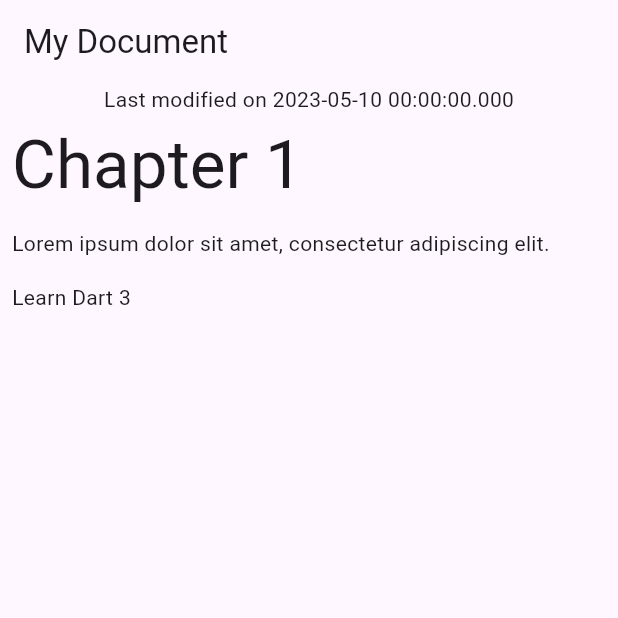
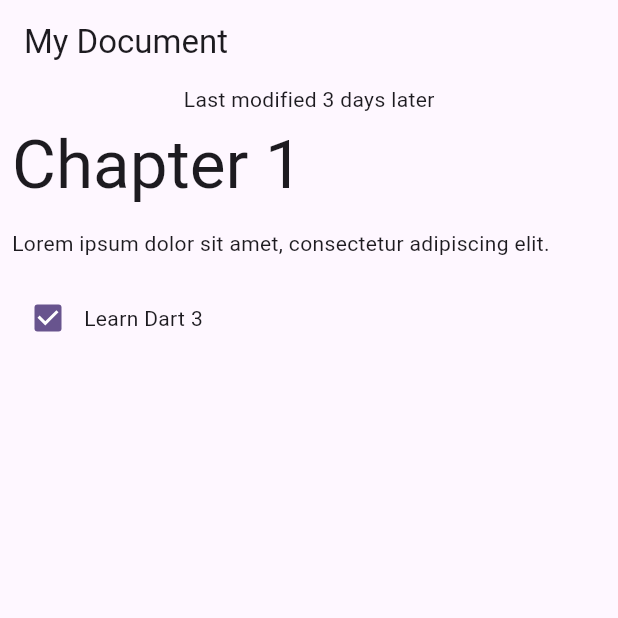
Before and after one commit to chuanhao01/learn-flutter, a Flutter app: the screen it shows after launch, on a phone screen of 412 x 824 dp, the top half of it. Run offline on Flutter 3.47's test engine with Material 3 defaults, Android fonts, the phone set to English and light mode, and no system bars.

Commit message:
[feat] done with patterns and records

```diff
--- a/lib/main.dart
+++ b/lib/patterns-and-records.dart
@@ -41,7 +41,7 @@ const documentJson = '''
 {
   "metadata": {
     "title": "My Document",
-    "modified": "2023-05-10"
+    "modified": "2024-02-04"
   },
   "blocks": [
     {
@@ -54,7 +54,7 @@ const documentJson = '''
     },
     {
       "type": "checkbox",
-      "checked": false,
+      "checked": true,
       "text": "Learn Dart 3"
     }
   ]
@@ -86,19 +86,50 @@ class Document {
   }
 }
 
-class Block {
-  final String type;
+class HeaderBlock extends Block {
   final String text;
+  HeaderBlock(this.text);
+}
 
-  Block(this.text, this.type);
+class ParagraphBlock extends Block {
+  final String text;
+  ParagraphBlock(this.text);
+}
+
+class CheckboxBlock extends Block {
+  final String text;
+  final bool checked;
+  CheckboxBlock(this.text, this.checked);
+}
+
+// Enums in Dart
+sealed class Block {
+  Block();
 
   factory Block.fromjson(Map<String, dynamic> json) {
-    if (json case {"text": String text, "type": String type}) {
-      return Block(text, type);
-    } else {
-      throw const FormatException("Unexpected Json");
-    }
+    return switch (json) {
+      {"type": "h1", "text": String text} => HeaderBlock(text),
+      {"type": "p", "text": String text} => ParagraphBlock(text),
+      {"type": "checkbox", "text": String text, "checked": bool checked} =>
+        CheckboxBlock(text, checked),
+      _ => throw const FormatException("Unexpected JSON"),
+    };
   }
+}
+
+String formatDate(DateTime dateTime) {
+  final now = DateTime.now();
+  final difference = dateTime.difference(now);
+  return switch (difference) {
+    Duration(inDays: 0) => "today",
+    Duration(inDays: 1) => "tomorrow",
+    Duration(inDays: -1) => "yesterday",
+    Duration(inDays: final days) when days >= 7 =>
+      "${days ~/ 7} weeks from now",
+    Duration(inDays: final days) when days <= -7 => "${days ~/ 7} weeks ago",
+    Duration(inDays: final days, isNegative: true) => "$days days ago",
+    Duration(inDays: final days) => "$days days later",
+  };
 }
 
 class DocumentScreen extends StatelessWidget {
@@ -114,7 +145,7 @@ class DocumentScreen extends StatelessWidget {
       body: Column(
         children: [
           Center(
-            child: Text('Last modified on $modified'),
+            child: Text('Last modified ${formatDate(modified)}'),
           ),
           Expanded(
               child: ListView.builder(
@@ -134,22 +165,20 @@ class BlockWidget extends StatelessWidget {
 
   @override
   Widget build(BuildContext context) {
-    TextStyle? textStyle;
-    switch (block.type) {
-      case 'h1':
-        textStyle = Theme.of(context).textTheme.displayMedium;
-      case 'p' || 'checkbox':
-        textStyle = Theme.of(context).textTheme.bodyMedium;
-      case _:
-        textStyle = Theme.of(context).textTheme.bodySmall;
-    }
-
     return Container(
-      margin: const EdgeInsets.all(8),
-      child: Text(
-        block.text,
-        style: textStyle,
-      ),
-    );
+        margin: const EdgeInsets.all(8),
+        child: switch (block) {
+          HeaderBlock(:final text) => Text(
+              text,
+              style: Theme.of(context).textTheme.displayMedium,
+            ),
+          ParagraphBlock(:final text) => Text(text),
+          CheckboxBlock(:final text, :final checked) => Row(
+              children: [
+                Checkbox(value: checked, onChanged: (_) {}),
+                Text(text)
+              ],
+            )
+        });
   }
 }
```
